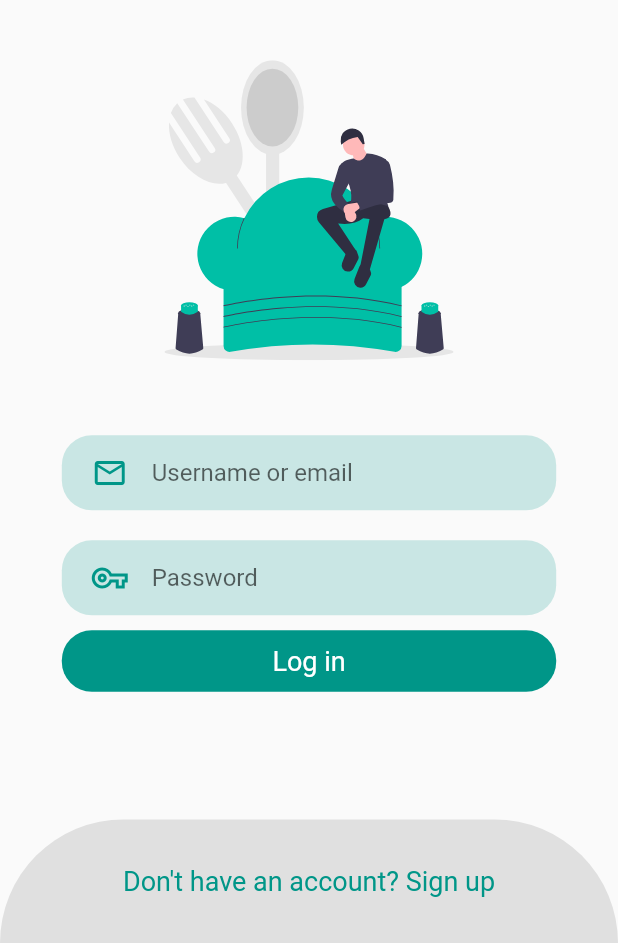
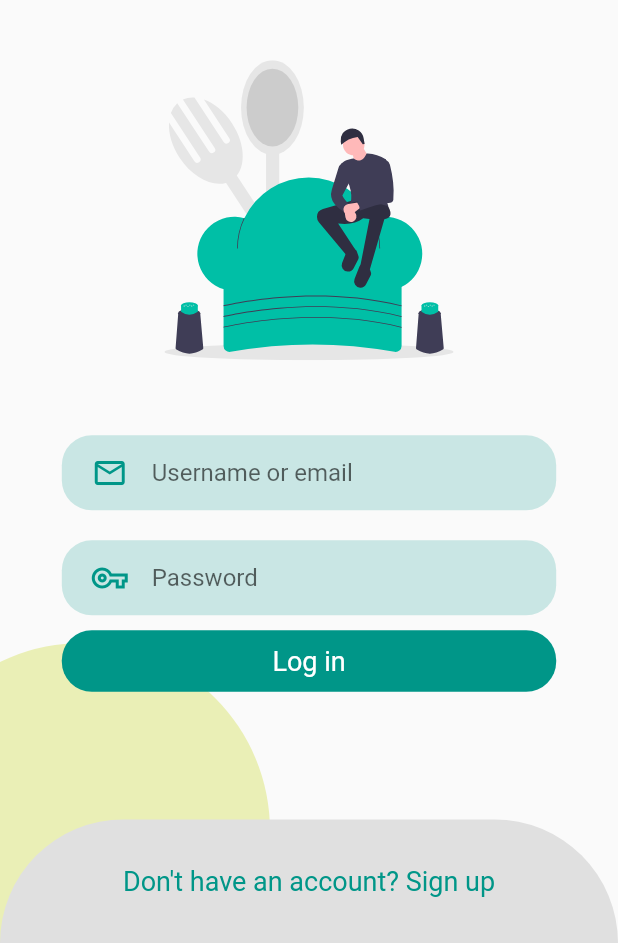
Before and after one commit to WiktoriaRozanska/CookApp, a Flutter app: the screen it shows after launch, on a phone screen of 412 x 824 dp, the part 293-1236 px from its top. Run offline on Flutter 3.47's test engine with Material 2 defaults, Android fonts, the phone set to English and light mode, and no system bars; our stand-ins replace flutter_svg, google_fonts.

Commit message:
another circle

```diff
--- a/lib/screens/login/login.dart
+++ b/lib/screens/login/login.dart
@@ -109,6 +109,18 @@ class _LoginScreenState extends State<LoginScreen>
                 ),
               )),
 
+          Positioned(
+              bottom: -50,
+              left: -70,
+              child: Container(
+                width: 250,
+                height: 250,
+                decoration: BoxDecoration(
+                  borderRadius: BorderRadius.circular(125),
+                  color: Colors.lime.withAlpha(90),
+                ),
+              )),
+
           // cancel button
           if (!_isLogin)
             Align(
```
